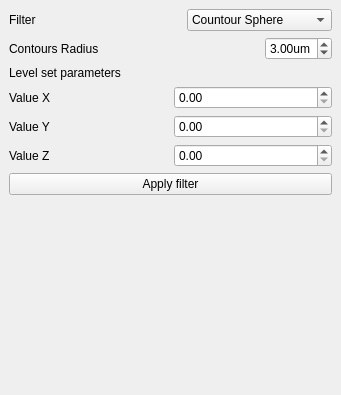
Above: Code/GUI/lib/Resources/OneClickSegmentationDockWidget.ui from gofigure2/GoFigure2 before the change. Below: the same form after it.
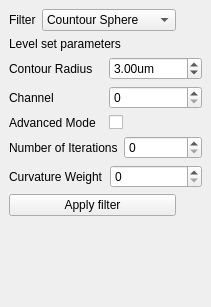
That is the form after the change.

Commit message:
ENH: few parameters selection added to levelset one click segmentation (channel, radius, nb of iterations, curvature weight)
TODO: erase mesh looks buggy
TODO: fix bug with mouse in one click mode (we want to be able to go through volume)
TODO: progress bar while processing levelsets (or sth to wait)
TODO: no mesh displayed in 3d visu if we visualize only one channel

```diff
--- a/Code/GUI/lib/Resources/OneClickSegmentationDockWidget.ui
+++ b/Code/GUI/lib/Resources/OneClickSegmentationDockWidget.ui
@@ -6,8 +6,8 @@
    <rect>
     <x>0</x>
     <y>0</y>
-    <width>341</width>
-    <height>395</height>
+    <width>211</width>
+    <height>307</height>
    </rect>
   </property>
   <property name="sizePolicy">
@@ -23,8 +23,8 @@
    <string>OneClickSegmentation</string>
   </property>
   <widget class="QWidget" name="dockWidgetContents">
-   <layout class="QGridLayout" name="gridLayout_7">
-    <item row="0" column="0" colspan="2">
+   <layout class="QGridLayout" name="gridLayout_4">
+    <item row="0" column="0">
      <layout class="QGridLayout" name="gridLayout">
       <item row="0" column="0">
        <widget class="QLabel" name="label">
@@ -33,7 +33,7 @@
         </property>
        </widget>
       </item>
-      <item row="0" column="2">
+      <item row="0" column="1">
        <widget class="QComboBox" name="filterType">
         <property name="sizePolicy">
          <sizepolicy hsizetype="MinimumExpanding" vsizetype="Fixed">
@@ -69,31 +69,25 @@
         </item>
        </widget>
       </item>
-      <item row="0" column="1">
-       <spacer name="horizontalSpacer">
-        <property name="orientation">
-         <enum>Qt::Horizontal</enum>
-        </property>
-        <property name="sizeHint" stdset="0">
-         <size>
-          <width>40</width>
-          <height>20</height>
-         </size>
-        </property>
-       </spacer>
-      </item>
      </layout>
     </item>
     <item row="1" column="0" colspan="2">
+     <widget class="QLabel" name="LevelsetParametersLabel">
+      <property name="text">
+       <string>Level set parameters</string>
+      </property>
+     </widget>
+    </item>
+    <item row="2" column="0" colspan="2">
      <layout class="QGridLayout" name="gridLayout_2">
       <item row="0" column="0">
        <widget class="QLabel" name="radiusLabel">
         <property name="text">
-         <string>Contours Radius</string>
+         <string>Contour Radius</string>
         </property>
        </widget>
       </item>
-      <item row="0" column="2">
+      <item row="0" column="1">
        <widget class="QDoubleSpinBox" name="radiusSpinBox">
         <property name="suffix">
          <string>um</string>
@@ -112,82 +106,84 @@
         </property>
        </widget>
       </item>
-      <item row="0" column="1">
-       <spacer name="horizontalSpacer_2">
-        <property name="orientation">
-         <enum>Qt::Horizontal</enum>
-        </property>
-        <property name="sizeHint" stdset="0">
-         <size>
-          <width>40</width>
-          <height>20</height>
-         </size>
-        </property>
-       </spacer>
-      </item>
      </layout>
     </item>
-    <item row="2" column="0" colspan="2">
-     <layout class="QGridLayout" name="gridLayout_6">
-      <item row="0" column="0">
-       <widget class="QLabel" name="label_2">
-        <property name="text">
-         <string>Level set parameters</string>
-        </property>
-       </widget>
-      </item>
-      <item row="1" column="0">
+    <item row="3" column="0" colspan="2">
        <layout class="QGridLayout" name="gridLayout_5">
         <item row="0" column="0">
          <widget class="QLabel" name="label_3">
           <property name="text">
-           <string>Value X</string>
+         <string>Channel</string>
           </property>
          </widget>
         </item>
         <item row="0" column="1">
-         <widget class="QDoubleSpinBox" name="doubleSpinBox"/>
+       <widget class="QSpinBox" name="channel"/>
         </item>
        </layout>
       </item>
-      <item row="2" column="0">
-       <layout class="QGridLayout" name="gridLayout_4">
-        <item row="0" column="0">
-         <widget class="QLabel" name="label_4">
-          <property name="text">
-           <string>Value Y</string>
-          </property>
-         </widget>
-        </item>
-        <item row="0" column="1">
-         <widget class="QDoubleSpinBox" name="doubleSpinBox_2"/>
-        </item>
-       </layout>
-      </item>
-      <item row="3" column="0">
+    <item row="4" column="0" colspan="2">
        <layout class="QGridLayout" name="gridLayout_3">
         <item row="0" column="0">
          <widget class="QLabel" name="label_5">
           <property name="text">
-           <string>Value Z</string>
+         <string>Advanced Mode</string>
           </property>
          </widget>
         </item>
         <item row="0" column="1">
-         <widget class="QDoubleSpinBox" name="doubleSpinBox_3"/>
+       <widget class="QCheckBox" name="advanceMode">
+        <property name="text">
+         <string/>
+        </property>
+       </widget>
         </item>
        </layout>
       </item>
+    <item row="5" column="0" colspan="2">
+     <layout class="QGridLayout" name="gridLayout_7">
+      <item row="0" column="0">
+       <widget class="QLabel" name="numberOfIterationsLabel">
+        <property name="text">
+         <string>Number of Iterations</string>
+        </property>
+       </widget>
+      </item>
+      <item row="0" column="1">
+       <widget class="QSpinBox" name="numberOfIterations">
+        <property name="maximum">
+         <number>9999</number>
+        </property>
+       </widget>
+      </item>
      </layout>
     </item>
-    <item row="3" column="0" colspan="2">
+    <item row="6" column="0" colspan="2">
+     <layout class="QGridLayout" name="gridLayout_6">
+      <item row="0" column="0">
+       <widget class="QLabel" name="curvatureWeightLabel">
+        <property name="text">
+         <string>Curvature Weight</string>
+        </property>
+       </widget>
+      </item>
+      <item row="0" column="1">
+       <widget class="QSpinBox" name="curvatureWeight">
+        <property name="maximum">
+         <number>9999</number>
+        </property>
+       </widget>
+      </item>
+     </layout>
+    </item>
+    <item row="7" column="0">
      <widget class="QPushButton" name="applyFilterBtn">
       <property name="text">
        <string>Apply filter</string>
       </property>
      </widget>
     </item>
-    <item row="4" column="1">
+    <item row="8" column="1">
      <spacer name="verticalSpacer">
       <property name="orientation">
        <enum>Qt::Vertical</enum>
```
Left out of the diff: 6 changed lines with no effect on the pictures. Lines whose indentation alone changed are shown as unchanged. The commit also changes 4 other files.
